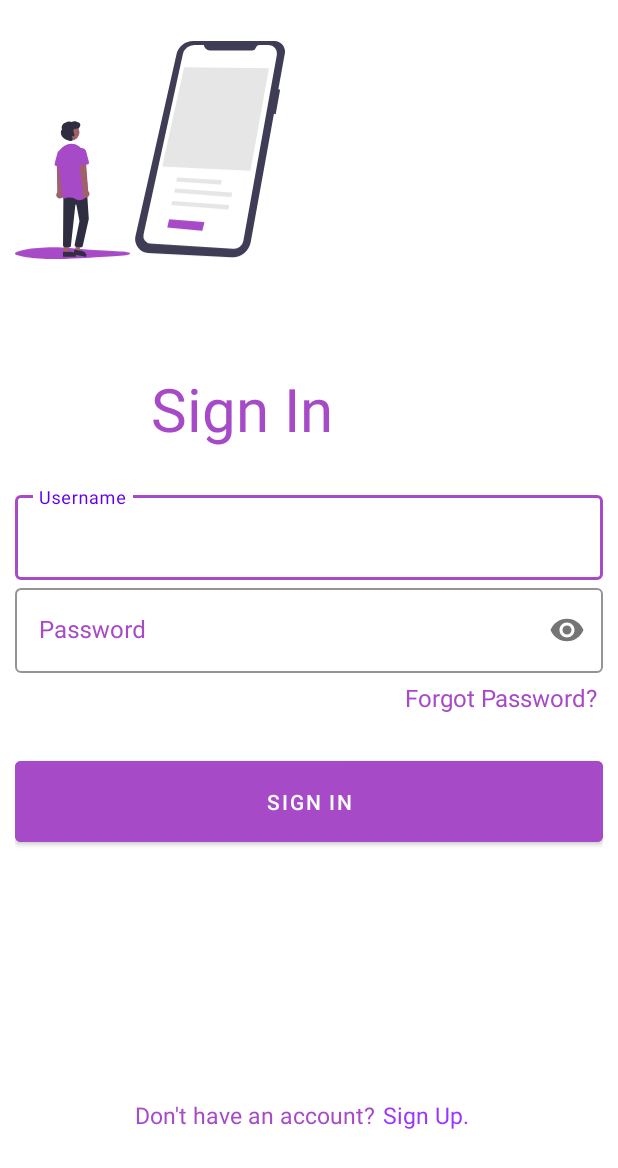
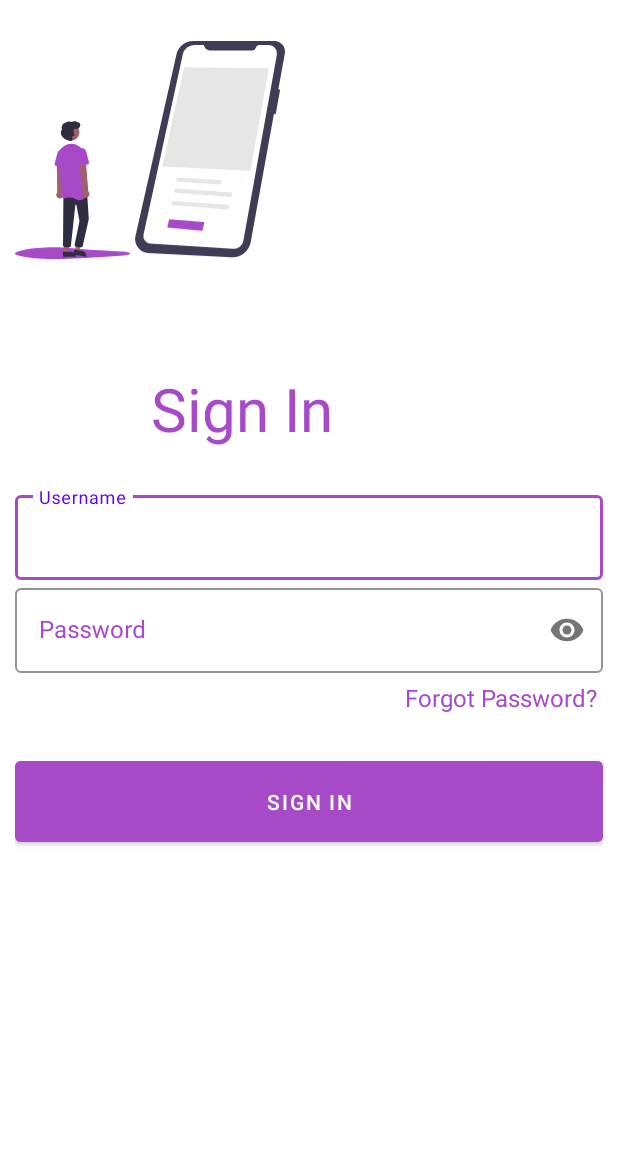
Before and after one commit to KRISHNAKHUNT/doctor, an Android app: the layout activity_login.xml on its own in the app's theme, with its tools: preview values and no code run, on a phone screen of 412 x 824 dp. Shown: the top 1168 px of the screen. Run offline under Robolectric (Android 15) with nearby library versions, the phone set to English and light mode, and no system bars.

Commit message:
Login successfull

```diff
--- a/app/build.gradle
+++ b/app/build.gradle
@@ -1,5 +1,6 @@
 plugins {
     id 'com.android.application'
+    id 'com.google.gms.google-services'
 }
 
 android {
@@ -40,4 +41,6 @@ dependencies {
     implementation 'io.github.chaosleung:pinview:1.4.4'
     implementation 'com.google.firebase:firebase-database:20.0.6'
     implementation 'com.google.firebase:firebase-auth:21.0.8'
+    implementation platform('com.google.firebase:firebase-bom:30.4.1')
+
 }
--- a/app/src/main/AndroidManifest.xml
+++ b/app/src/main/AndroidManifest.xml
@@ -2,7 +2,8 @@
 <manifest xmlns:android="http://schemas.android.com/apk/res/android"
     xmlns:tools="http://schemas.android.com/tools"
     package="com.example.myapplication">
-
+<uses-permission android:name="android.permission.INTERNET"></uses-permission>
+    <uses-permission android:name="android.permission.CAMERA"></uses-permission>
     <application
         android:allowBackup="true"
         android:dataExtractionRules="@xml/data_extraction_rules"
@@ -13,6 +14,9 @@
         android:supportsRtl="true"
         android:theme="@style/Theme.MyApplication"
         tools:targetApi="31">
+        <activity
+            android:name=".inbox"
+            android:exported="false" />
         <activity
             android:name=".profilepage"
             android:exported="false" />
--- a/app/src/main/res/layout/activity_login.xml
+++ b/app/src/main/res/layout/activity_login.xml
@@ -94,31 +94,4 @@
 
     </LinearLayout>
 
-    <LinearLayout
-        android:layout_width="match_parent"
-        android:layout_height="wrap_content"
-        android:layout_marginTop="140dp"
-        android:layout_marginBottom="20dp"
-        android:orientation="horizontal">
-
-        <TextView
-            android:id="@+id/dontacc"
-            android:layout_width="wrap_content"
-            android:layout_height="match_parent"
-            android:layout_marginLeft="80dp"
-            android:text="Don't have an account?"
-            android:textColor="#A74AC7"
-            android:textSize="15dp" />
-
-        <TextView
-            android:id="@+id/dontsignup"
-            android:layout_width="150dp"
-            android:layout_height="wrap_content"
-            android:layout_marginLeft="5dp"
-            android:text="Sign Up."
-            android:textSize="15dp"
-            android:textColor="#9A34FF"
-            android:onClick="accsignup"/>
-    </LinearLayout>
-
 </LinearLayout>
```
Also changed, not shown: app/src/main/java/com/example/myapplication/inbox.java (added, +14 -0 lines), app/src/main/java/com/example/myapplication/login.java (+53 -21 lines), app/src/main/res/layout/activity_inbox.xml (added, +9 -0 lines), build.gradle (+10 -1 lines), 2 other files.
